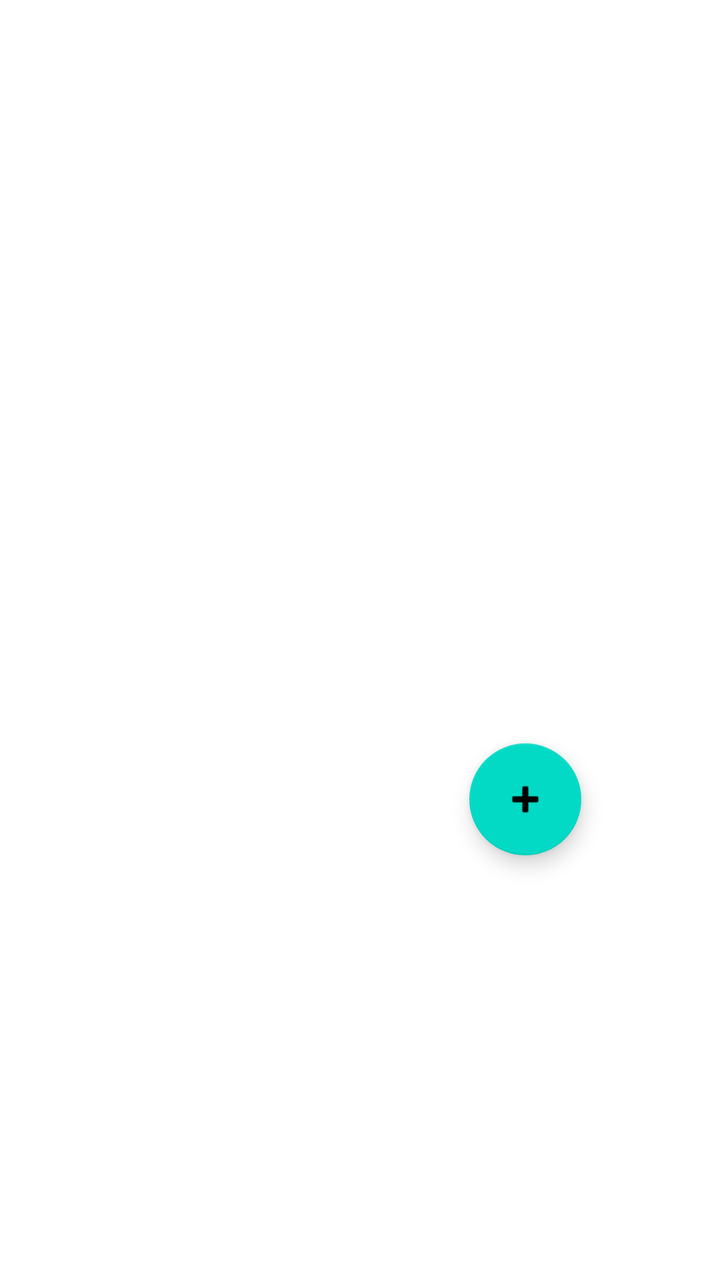
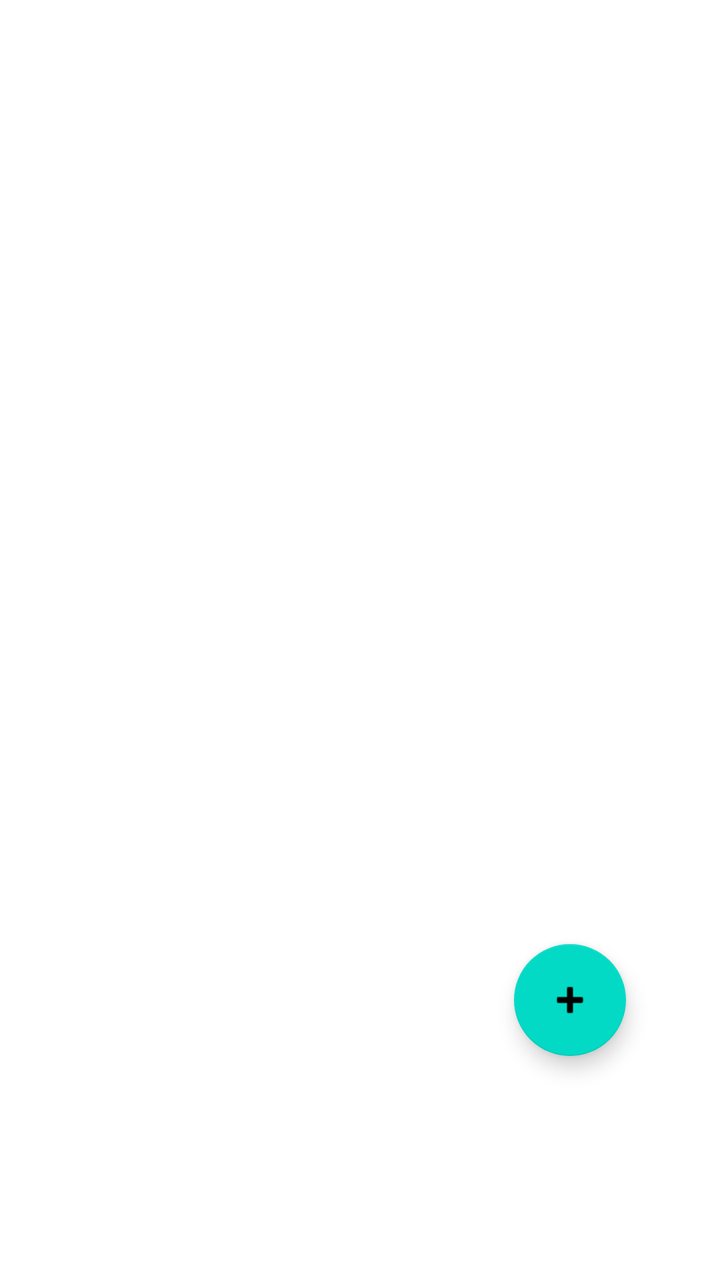

Before-and-after screenshots of an Android layout around one commit, followed by the original layout XML and the change that was made.
<!-- AndroidManifest.xml: application theme Theme.NUMAD22Sp_FeierGu -->
<!-- res/layout/activity_main_link_collector.xml -->
<?xml version="1.0" encoding="utf-8"?>
<androidx.constraintlayout.widget.ConstraintLayout
    xmlns:android="http://schemas.android.com/apk/res/android"
    xmlns:tools="http://schemas.android.com/tools"
    xmlns:app="http://schemas.android.com/apk/res-auto"
    android:layout_width="match_parent"
    android:layout_height="match_parent"
    tools:context=".MainActivity_linkCollector">

  <com.google.android.material.floatingactionbutton.FloatingActionButton
      android:id="@+id/floatingAddButton"
      android:layout_width="wrap_content"
      android:layout_height="wrap_content"
      android:layout_marginStart="251dp"
      android:layout_marginTop="380dp"
      android:layout_marginEnd="86dp"
      android:layout_marginBottom="221dp"
      android:clickable="true"
      app:layout_constraintBottom_toBottomOf="parent"
      app:layout_constraintEnd_toEndOf="parent"
      app:layout_constraintStart_toStartOf="parent"
      app:layout_constraintTop_toTopOf="parent"
      app:srcCompat="@android:drawable/ic_input_add" />
</androidx.constraintlayout.widget.ConstraintLayout>
<!-- resources referenced by this layout -->
<resources>
  <style name="Theme.NUMAD22Sp_FeierGu" parent="Theme.MaterialComponents.DayNight.DarkActionBar">
          
          <item name="colorPrimary">@color/purple_500</item>
          <item name="colorPrimaryVariant">@color/purple_700</item>
          <item name="colorOnPrimary">@color/white</item>
          
          <item name="colorSecondary">@color/teal_200</item>
          <item name="colorSecondaryVariant">@color/teal_700</item>
          <item name="colorOnSecondary">@color/black</item>
          
          <item name="android:statusBarColor" tools:targetApi="l">?attr/colorPrimaryVariant</item>
          
      </style>
  <color name="purple_500">#FF6200EE</color>
  <color name="purple_700">#FF3700B3</color>
  <color name="white">#FFFFFFFF</color>
  <color name="teal_200">#FF03DAC5</color>
  <color name="teal_700">#FF018786</color>
  <color name="black">#FF000000</color>
</resources>

<!-- the commit's change to res/layout/activity_main_link_collector.xml (unified diff, before → after) -->
@@ -7,18 +7,29 @@
     android:layout_height="match_parent"
     tools:context=".MainActivity_linkCollector">
 
+  <androidx.recyclerview.widget.RecyclerView
+      android:id="@+id/recyclerView"
+      android:layout_width="389dp"
+      android:layout_height="661dp"
+      app:layout_constraintBottom_toBottomOf="parent"
+      app:layout_constraintEnd_toEndOf="parent"
+      app:layout_constraintHorizontal_bias="1.0"
+      app:layout_constraintStart_toStartOf="parent"
+      app:layout_constraintTop_toTopOf="parent"
+      app:layout_constraintVertical_bias="0.0">
+
+  </androidx.recyclerview.widget.RecyclerView>
+
   <com.google.android.material.floatingactionbutton.FloatingActionButton
       android:id="@+id/floatingAddButton"
       android:layout_width="wrap_content"
       android:layout_height="wrap_content"
-      android:layout_marginStart="251dp"
-      android:layout_marginTop="380dp"
-      android:layout_marginEnd="86dp"
-      android:layout_marginBottom="221dp"
       android:clickable="true"
       app:layout_constraintBottom_toBottomOf="parent"
       app:layout_constraintEnd_toEndOf="parent"
+      app:layout_constraintHorizontal_bias="0.845"
       app:layout_constraintStart_toStartOf="parent"
       app:layout_constraintTop_toTopOf="parent"
+      app:layout_constraintVertical_bias="0.808"
       app:srcCompat="@android:drawable/ic_input_add" />
 </androidx.constraintlayout.widget.ConstraintLayout>
